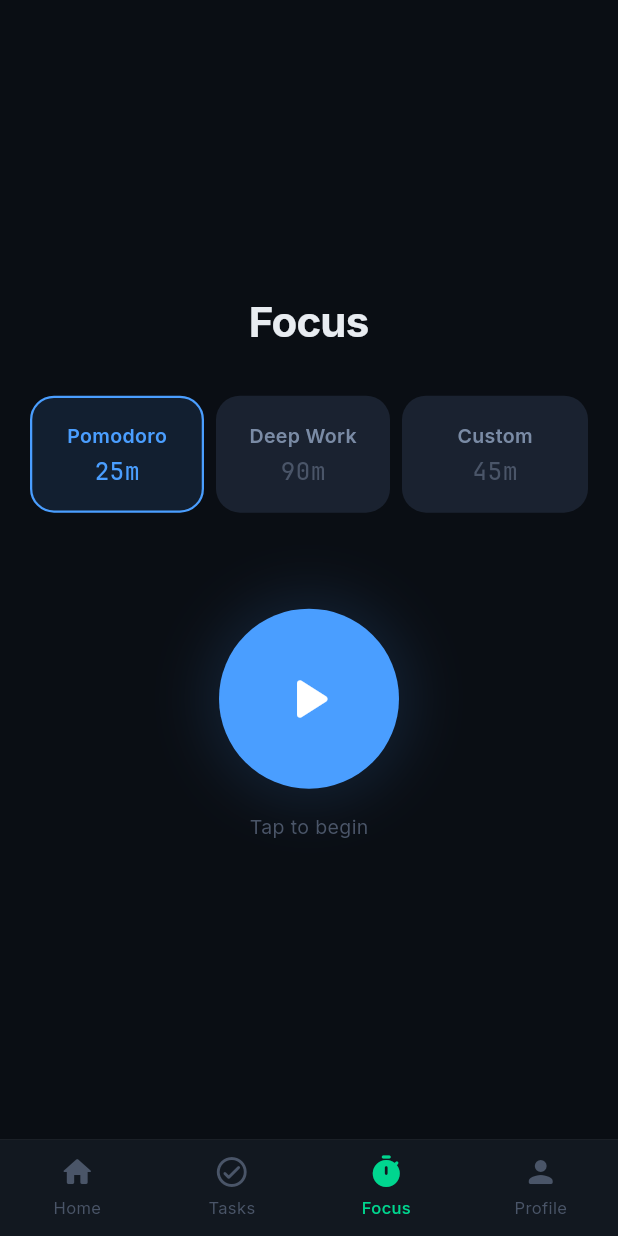
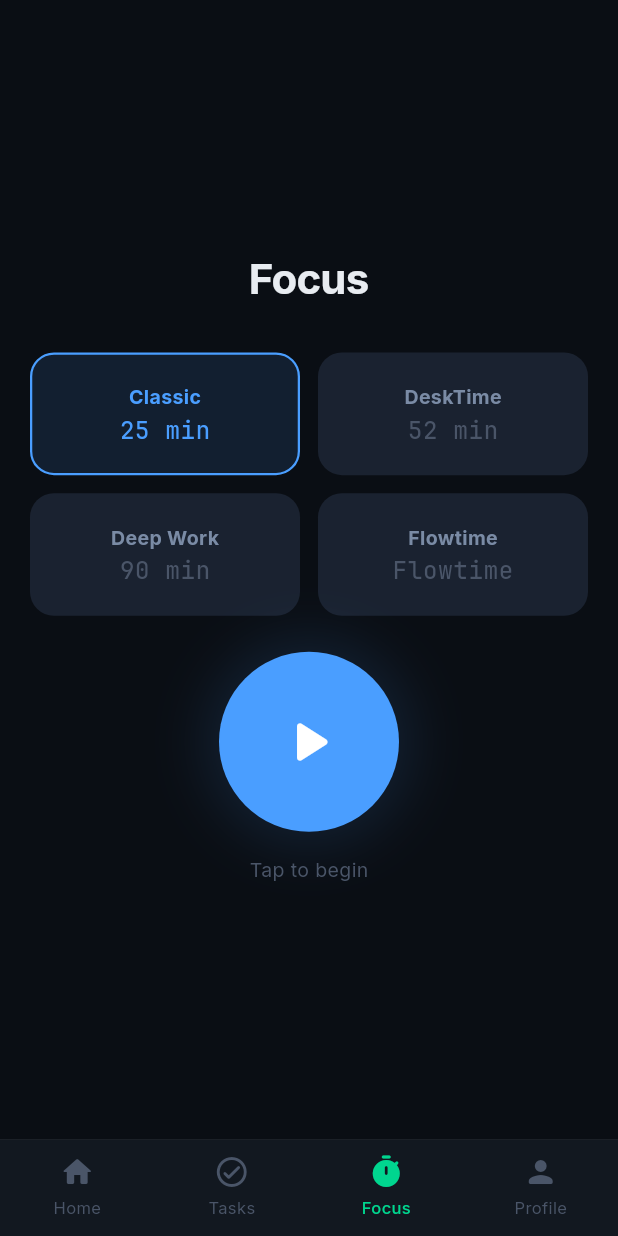
Before and after one commit to ayushraibuilds/flowos, a Flutter app: the FocusScreen screen opened by its route, after a tap on the "play arrow" icon, after a tap on the "stop" icon, on a phone screen of 412 x 824 dp. Run offline on Flutter 3.47's test engine with Material 3 defaults, Android fonts, the phone set to English and light mode, and no system bars; our stand-ins replace confetti, dio, drift, fl_chart, flutter_local_notifications, flutter_riverpod and 7 more; missing offline and left inert: home_widget; accounts and stored records are empty; generated files the repository leaves out were written again.

Commit message:
feat(focus): add DeskTime/Flowtime presets, 2x2 grid selector, open-ended count-up timer, and correct profile achievement mappings

```diff
--- a/lib/presentation/screens/focus/focus_screen.dart
+++ b/lib/presentation/screens/focus/focus_screen.dart
@@ -5,6 +5,7 @@
 import 'package:flutter/material.dart';
 import 'package:flutter/services.dart';
 import 'package:flutter_riverpod/flutter_riverpod.dart';
+import 'package:go_router/go_router.dart';
 import 'package:uuid/uuid.dart';
 
 import '../../../core/theme/app_colors.dart';
@@ -41,11 +42,12 @@
   String _sessionId = '';
 
   // Session config
-  int _selectedSessionType = 0; // 0=pomodoro, 1=deep, 2=custom
+  int _selectedSessionType = 0; // 0=Classic, 1=DeskTime, 2=Deep Work, 3=Flowtime
   final _sessionTypes = [
-    (label: 'Pomodoro', minutes: 25, breakMin: 5),
-    (label: 'Deep Work', minutes: 90, breakMin: 20),
-    (label: 'Custom', minutes: 45, breakMin: 10),
+    (label: 'Classic', minutes: 25, breakMin: 5),
+    (label: 'DeskTime', minutes: 52, breakMin: 17),
+    (label: 'Deep Work', minutes: 90, breakMin: 15),
+    (label: 'Flowtime', minutes: 0, breakMin: 0),
   ];
 
   // Ambient sound
@@ -77,23 +79,32 @@
 
   void _startTimer() async {
     _sessionId = _uuid.v4();
-    final sessionType = SessionTypeColumn.values[_selectedSessionType];
+    final isFlowtime = _selectedSessionType == 3;
     final minutes = _sessionTypes[_selectedSessionType].minutes;
 
     setState(() {
       _isRunning = true;
       _isPaused = false;
-      _totalSeconds = minutes * 60;
-      _remainingSeconds = _totalSeconds;
+      _totalSeconds = isFlowtime ? 0 : minutes * 60;
+      _remainingSeconds = isFlowtime ? 0 : _totalSeconds;
       _pauseCount = 0;
       _backgroundCount = 0;
     });
+
+    final SessionTypeColumn dbType;
+    if (_selectedSessionType == 0) {
+      dbType = SessionTypeColumn.pomodoro;
+    } else if (_selectedSessionType == 2) {
+      dbType = SessionTypeColumn.deepWork;
+    } else {
+      dbType = SessionTypeColumn.custom;
+    }
 
     // Persist session start to DB
     final db = ref.read(databaseProvider);
     await db.focusSessionsDao.insertSession(FocusSessionsCompanion(
       id: Value(_sessionId),
-      sessionType: Value(sessionType),
+      sessionType: Value(dbType),
       durationMinutes: Value(minutes),
       startedAt: Value(DateTime.now()),
     ));
@@ -102,13 +113,18 @@
   }
 
   void _runTimer() {
+    final isFlowtime = _selectedSessionType == 3;
     _timer = Timer.periodic(const Duration(seconds: 1), (timer) {
+      if (isFlowtime) {
+        setState(() => _remainingSeconds++);
+      } else {
         if (_remainingSeconds <= 0) {
           timer.cancel();
           _onComplete();
           return;
         }
         setState(() => _remainingSeconds--);
+      }
     });
   }
 
@@ -136,7 +152,7 @@
     final quality = interrupts == 0 ? 'A' : interrupts <= 2 ? 'B' : 'C';
 
     // XP from XpConstants
-    final isDeepWork = _selectedSessionType == 1;
+    final isDeepWork = _selectedSessionType == 2;
     final baseXP = isDeepWork ? XpConstants.deepWorkComplete : XpConstants.pomodoroComplete;
     final xp = quality == 'A' ? baseXP : (baseXP * 0.8).round();
 
@@ -169,27 +185,96 @@
     setState(() => _isRunning = false);
 
     if (mounted) {
-      ScaffoldMessenger.of(context).showSnackBar(
-        SnackBar(
-          content: Text('+$xp XP! ${quality == "A" ? "Perfect focus! 🔥" : "Session complete! ⚡"}'),
-          backgroundColor: AppColors.emerald,
-          duration: const Duration(seconds: 3),
-        ),
-      );
+      context.push('/break', extra: {
+        'xpEarned': xp,
+        'qualityGrade': quality,
+        'focusMinutes': actualMin,
+      });
     }
   }
 
   void _stopSession() async {
     _timer?.cancel();
-    final elapsed = _totalSeconds - _remainingSeconds;
-    final pct = elapsed / _totalSeconds;
+    final isFlowtime = _selectedSessionType == 3;
+    final elapsed = isFlowtime ? _remainingSeconds : (_totalSeconds - _remainingSeconds);
     final actualMin = (elapsed / 60).round();
 
     final db = ref.read(databaseProvider);
 
+    if (isFlowtime) {
+      // Flowtime completes on stop, if it has run for at least 1 minute
+      if (actualMin >= 1) {
+        final interrupts = _pauseCount + _backgroundCount;
+        final quality = interrupts == 0 ? 'A' : interrupts <= 2 ? 'B' : 'C';
+        final double multiplier = quality == 'A' ? 1.0 : quality == 'B' ? 0.8 : 0.6;
+        final xp = (actualMin * 1.6 * multiplier).round().clamp(1, 150);
+
+        await db.focusSessionsDao.updateSession(FocusSessionsCompanion(
+          id: Value(_sessionId),
+          actualMinutes: Value(actualMin),
+          pauseCount: Value(_pauseCount),
+          appBackgroundCount: Value(_backgroundCount),
+          xpEarned: Value(xp),
+          qualityScore: Value(quality),
+          completedAt: Value(DateTime.now()),
+        ));
+
+        await db.xpLedgerDao.appendEntry(XpLedgerEntriesCompanion(
+          id: Value(_uuid.v4()),
+          actionType: const Value(XpActionTypeColumn.focusComplete),
+          pointsDelta: Value(xp),
+          sourceEntityId: Value(_sessionId),
+          explanation: Value(
+              'Completed ${actualMin}m Flowtime session (Quality: $quality)'),
+        ));
+
+        await StreakService.recordActivity();
+        await AchievementChecker.runCheck(db);
+
+        setState(() {
+          _isRunning = false;
+          _isPaused = false;
+        });
+
+        if (mounted) {
+          context.push('/break', extra: {
+            'xpEarned': xp,
+            'qualityGrade': quality,
+            'focusMinutes': actualMin,
+          });
+        }
+      } else {
+        // Run too short, discard or record as F
+        if (_sessionId.isNotEmpty) {
+          await db.focusSessionsDao.updateSession(FocusSessionsCompanion(
+            id: Value(_sessionId),
+            actualMinutes: Value(actualMin),
+            pauseCount: Value(_pauseCount),
+            appBackgroundCount: Value(_backgroundCount),
+            qualityScore: const Value('F'),
+            completedAt: Value(DateTime.now()),
+          ));
+        }
+        setState(() {
+          _isRunning = false;
+          _isPaused = false;
+        });
+        if (mounted) {
+          ScaffoldMessenger.of(context).showSnackBar(
+            const SnackBar(
+              content: Text('Session too short (< 1 min) for XP.'),
+              backgroundColor: Colors.redAccent,
+            ),
+          );
+        }
+      }
+    } else {
+      // Countdown session stop logic
+      final pct = elapsed / _totalSeconds;
       if (pct >= 0.6 && actualMin >= 10) {
         // Partial credit: 50% XP if > 60% complete
-      final baseXP = _selectedSessionType == 1
+        final isDeepWork = _selectedSessionType == 2;
+        final baseXP = isDeepWork
             ? XpConstants.deepWorkComplete
             : XpConstants.pomodoroComplete;
         final partialXP = (baseXP * pct * 0.5).round();
@@ -217,13 +302,17 @@
         await StreakService.recordActivity();
         await AchievementChecker.runCheck(db);
 
+        setState(() {
+          _isRunning = false;
+          _isPaused = false;
+        });
+
         if (mounted) {
-        ScaffoldMessenger.of(context).showSnackBar(
-          SnackBar(
-            content: Text('+$partialXP XP (partial credit)'),
-            backgroundColor: AppColors.warningAmber,
-          ),
-        );
+          context.push('/break', extra: {
+            'xpEarned': partialXP,
+            'qualityGrade': 'D',
+            'focusMinutes': actualMin,
+          });
         }
       } else if (_sessionId.isNotEmpty) {
         // No credit for < 60% — still record the attempt
@@ -235,27 +324,30 @@
           qualityScore: const Value('F'),
           completedAt: Value(DateTime.now()),
         ));
-    }
-
         setState(() {
           _isRunning = false;
           _isPaused = false;
         });
       }
+    }
+  }
 
   String get _timeString {
-    final m = _remainingSeconds ~/ 60;
-    final s = _remainingSeconds % 60;
-    return '${m.toString().padLeft(2, '0')}:${s.toString().padLeft(2, '0')}';
+    final mins = _remainingSeconds ~/ 60;
+    final secs = _remainingSeconds % 60;
+    return '${mins.toString().padLeft(2, '0')}:${secs.toString().padLeft(2, '0')}';
   }
 
   double get _progress {
+    if (_selectedSessionType == 3) {
+      return (_remainingSeconds % 60) / 60.0;
+    }
     if (_totalSeconds == 0) return 0;
     return 1.0 - (_remainingSeconds / _totalSeconds);
   }
 
   int get _liveXP {
-    final elapsed = _totalSeconds - _remainingSeconds;
+    final elapsed = _selectedSessionType == 3 ? _remainingSeconds : (_totalSeconds - _remainingSeconds);
     return (elapsed / 60 * 1.6).round(); // ~40 XP per 25 min
   }
 
@@ -284,19 +376,27 @@
                 style: AppTypography.h1.copyWith(color: AppColors.textPrimary),
               ),
               const SizedBox(height: AppSpacing.xxxl),
-              // Session type selector
-              Row(
-                children: List.generate(3, (i) {
+              // Session type selector (2x2 grid to support 4 presets without squeezing screen width)
+              GridView.builder(
+                shrinkWrap: true,
+                physics: const NeverScrollableScrollPhysics(),
+                gridDelegate: const SliverGridDelegateWithFixedCrossAxisCount(
+                  crossAxisCount: 2,
+                  crossAxisSpacing: AppSpacing.md,
+                  mainAxisSpacing: AppSpacing.md,
+                  childAspectRatio: 2.2,
+                ),
+                itemCount: 4,
+                itemBuilder: (context, i) {
                   final isActive = i == _selectedSessionType;
                   final session = _sessionTypes[i];
-                  return Expanded(
-                    child: GestureDetector(
+                  return GestureDetector(
                     onTap: () => setState(() => _selectedSessionType = i),
                     child: Container(
-                        margin: EdgeInsets.only(
-                          right: i < 2 ? AppSpacing.sm : 0,
+                      padding: const EdgeInsets.symmetric(
+                        horizontal: AppSpacing.md,
+                        vertical: AppSpacing.sm,
                       ),
-                        padding: const EdgeInsets.all(AppSpacing.lg),
                       decoration: BoxDecoration(
                         color: isActive
                             ? AppColors.focusBlue.withValues(alpha: 0.12)
@@ -311,6 +411,7 @@
                         ),
                       ),
                       child: Column(
+                        mainAxisAlignment: MainAxisAlignment.center,
                         children: [
                           Text(
                             session.label,
@@ -318,12 +419,14 @@
                               color: isActive
                                   ? AppColors.focusBlue
                                   : AppColors.textSecondary,
-                                fontWeight: FontWeight.w600,
+                              fontWeight: FontWeight.bold,
                             ),
                           ),
-                            const SizedBox(height: AppSpacing.xs),
+                          const SizedBox(height: 2),
                           Text(
-                              '${session.minutes}m',
+                            session.minutes > 0
+                                ? '${session.minutes} min'
+                                : 'Flowtime',
                             style: AppTypography.monoSmall.copyWith(
                               color: isActive
                                   ? AppColors.focusBlue
@@ -333,11 +436,10 @@
                         ],
                       ),
                     ),
+                  );
+                },
               ),
-                  );
-                }),
-              ),
-              const SizedBox(height: AppSpacing.xxxl * 2),
+              const SizedBox(height: AppSpacing.xxl),
               // Start button
               GestureDetector(
                 onTap: _startTimer,
--- a/lib/presentation/screens/profile/profile_screen.dart
+++ b/lib/presentation/screens/profile/profile_screen.dart
@@ -10,6 +10,7 @@
 import '../../../features/dashboard/providers/dashboard_providers.dart';
 import '../../../features/flow_garden/providers/garden_providers.dart';
 import '../../../features/xp/providers/xp_providers.dart';
+import '../../../features/achievements/models/achievement_checker.dart';
 
 /// Live Provider for the last 28 days of focus sessions
 final last28DaysSessionsProvider = FutureProvider<List<FocusSession>>((ref) async {
@@ -170,7 +171,7 @@
     final currentStreak = ref.watch(streakProvider).valueOrNull ?? 0;
     final recoveries = ref.watch(lifetimeRecoveriesCountProvider).valueOrNull ?? 0;
     final achievements = ref.watch(achievementsProvider).valueOrNull ?? [];
-    final unlockedAchievementsCount = achievements.where((a) => a.isUnlocked).length;
+    final unlockedAchievementsCount = achievements.length;
 
     final focusHours = focusMinutes ~/ 60;
     final focusHoursStr = focusHours > 0 ? '${focusHours}h' : '${focusMinutes}m';
@@ -241,7 +242,6 @@
     final todayStart = DateTime(now.year, now.month, now.day);
 
     for (final s in last28DaysSessions) {
-      if (s.startedAt == null) continue;
       final sessionDay = DateTime(s.startedAt.year, s.startedAt.month, s.startedAt.day);
       final difference = todayStart.difference(sessionDay).inDays;
       if (difference >= 0 && difference < 28) {
@@ -320,10 +320,13 @@
         ),
         const SizedBox(height: AppSpacing.md),
         achievementsAsync.when(
-          data: (list) {
-            if (list.isEmpty) {
-              return const Center(child: Text('No achievements unlocked yet.'));
-            }
+          data: (dbList) {
+            // Map static metadata configurations with database unlock statuses
+            final list = allAchievements.map((info) {
+              final isUnlocked = dbList.any((a) => a.achievementKey == info.key.name);
+              return (info: info, isUnlocked: isUnlocked);
+            }).toList();
+
             return SizedBox(
               height: 100,
               child: ListView.separated(
@@ -349,7 +352,7 @@
                       mainAxisAlignment: MainAxisAlignment.center,
                       children: [
                         Text(
-                          badge.isUnlocked ? badge.emoji : '🔒',
+                          badge.isUnlocked ? badge.info.emoji : '🔒',
                           style: TextStyle(
                             fontSize: 28,
                             color: !badge.isUnlocked ? AppColors.textTertiary : null,
@@ -357,7 +360,7 @@
                         ),
                         const SizedBox(height: AppSpacing.xs),
                         Text(
-                          badge.name,
+                          badge.info.name,
                           style: AppTypography.caption.copyWith(
                             color: badge.isUnlocked
                                 ? AppColors.textSecondary
```
Lines whose indentation alone changed are shown as unchanged.
